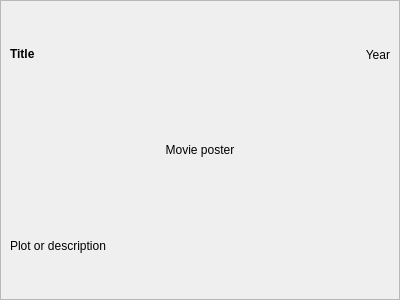
This is moviedetailswidget.ui in esdrasbeleza/BlzMovies as Qt 5 draws it before an edit. The edited form follows.
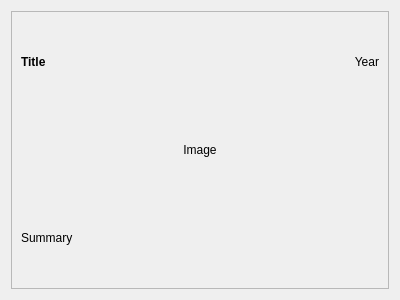
This is the edited form.

```diff
--- a/moviedetailswidget.ui
+++ b/moviedetailswidget.ui
@@ -14,33 +14,18 @@
    <string>Form</string>
   </property>
   <layout class="QVBoxLayout" name="verticalLayout">
-   <property name="sizeConstraint">
-    <enum>QLayout::SetDefaultConstraint</enum>
-   </property>
-   <property name="margin">
-    <number>0</number>
-   </property>
    <item>
     <widget class="QScrollArea" name="scrollArea">
-     <property name="sizePolicy">
-      <sizepolicy hsizetype="Preferred" vsizetype="Expanding">
-       <horstretch>0</horstretch>
-       <verstretch>0</verstretch>
-      </sizepolicy>
-     </property>
      <property name="widgetResizable">
       <bool>true</bool>
      </property>
-     <property name="alignment">
-      <set>Qt::AlignCenter</set>
-     </property>
      <widget class="QWidget" name="scrollAreaWidgetContents">
       <property name="geometry">
        <rect>
         <x>0</x>
         <y>0</y>
-        <width>398</width>
-        <height>298</height>
+        <width>374</width>
+        <height>274</height>
        </rect>
       </property>
       <layout class="QVBoxLayout" name="verticalLayout_3">
@@ -48,12 +33,6 @@
         <layout class="QHBoxLayout" name="horizontalLayout">
          <item>
           <widget class="QLabel" name="title">
-           <property name="sizePolicy">
-            <sizepolicy hsizetype="Preferred" vsizetype="Maximum">
-             <horstretch>0</horstretch>
-             <verstretch>0</verstretch>
-            </sizepolicy>
-           </property>
            <property name="font">
             <font>
              <weight>75</weight>
@@ -63,19 +42,10 @@
            <property name="text">
             <string>Title</string>
            </property>
-           <property name="wordWrap">
-            <bool>true</bool>
-           </property>
           </widget>
          </item>
          <item>
           <widget class="QLabel" name="year">
-           <property name="sizePolicy">
-            <sizepolicy hsizetype="Preferred" vsizetype="Preferred">
-             <horstretch>0</horstretch>
-             <verstretch>0</verstretch>
-            </sizepolicy>
-           </property>
            <property name="text">
             <string>Year</string>
            </property>
@@ -89,7 +59,7 @@
        <item>
         <widget class="QLabel" name="moviePoster">
          <property name="text">
-          <string>Movie poster</string>
+          <string>Image</string>
          </property>
          <property name="alignment">
           <set>Qt::AlignCenter</set>
@@ -99,7 +69,7 @@
        <item>
         <widget class="QLabel" name="plot">
          <property name="text">
-          <string>Plot or description</string>
+          <string>Summary</string>
          </property>
          <property name="wordWrap">
           <bool>true</bool>
```
Left out of the diff: 5 changed lines with no effect on the pictures.
